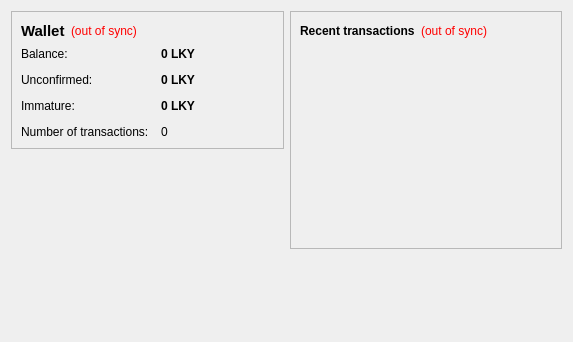
Old version of the form src/qt/forms/overviewpage.ui in the repository jebigacoin/jebigacoin.
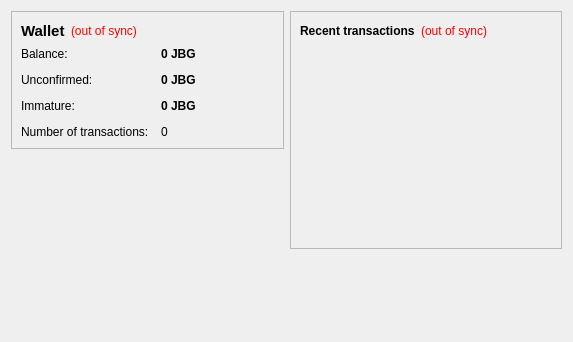
New version of the form.

```diff
--- a/src/qt/forms/overviewpage.ui
+++ b/src/qt/forms/overviewpage.ui
@@ -105,7 +105,7 @@
              <string>Your current balance</string>
             </property>
             <property name="text">
-             <string notr="true">0 LKY</string>
+             <string notr="true">0 JBG</string>
             </property>
             <property name="textInteractionFlags">
              <set>Qt::LinksAccessibleByMouse|Qt::TextSelectableByKeyboard|Qt::TextSelectableByMouse</set>
@@ -134,7 +134,7 @@
              <string>Total of transactions that have yet to be confirmed, and do not yet count toward the current balance</string>
             </property>
             <property name="text">
-             <string notr="true">0 LKY</string>
+             <string notr="true">0 JBG</string>
             </property>
             <property name="textInteractionFlags">
              <set>Qt::LinksAccessibleByMouse|Qt::TextSelectableByKeyboard|Qt::TextSelectableByMouse</set>
@@ -177,7 +177,7 @@
              <string>Mined balance that has not yet matured</string>
             </property>
             <property name="text">
-             <string notr="true">0 LKY</string>
+             <string notr="true">0 JBG</string>
             </property>
             <property name="textInteractionFlags">
              <set>Qt::LinksAccessibleByMouse|Qt::TextSelectableByKeyboard|Qt::TextSelectableByMouse</set>
```
Left out of the diff: 4 changed lines with no effect on the pictures.
